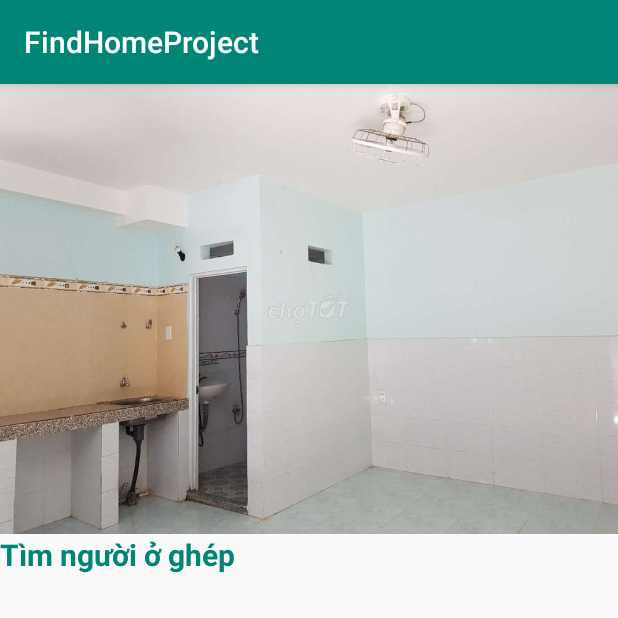
After one commit to ledutu/FindHomeProject, an Android app: the DetailMotel screen opened directly, with no data from a screen before it, on a phone screen of 412 x 824 dp, the top half of it. The commit adds this screen. Run offline under Robolectric (Android 15) with nearby library versions, the phone set to English and light mode, and no system bars.

Commit message:
commit another file 123sd

```diff
--- /dev/null
+++ b/app/src/main/java/com/example/findhomeproject/intents/DetailMotel.java
@@ -0,0 +1,36 @@
+package com.example.findhomeproject.intents;
+
+import androidx.appcompat.app.AppCompatActivity;
+
+import android.content.Intent;
+import android.os.Bundle;
+import android.widget.ImageView;
+import android.widget.TextView;
+
+import com.example.findhomeproject.R;
+import com.example.findhomeproject.modelForMotel.MotelNews;
+
+public class DetailMotel extends AppCompatActivity {
+
+    ImageView imgImage;
+    TextView txtContent, txtTitle;
+
+
+    @Override
+    protected void onCreate(Bundle savedInstanceState) {
+        super.onCreate(savedInstanceState);
+        setContentView(R.layout.activity_detail_motel);
+        addControls();
+        addEvents();
+
+    }
+
+    private void addControls() {
+        Intent intent = getIntent();
+    }
+
+
+    private void addEvents() {
+
+    }
+}
--- a/app/src/main/java/com/example/findhomeproject/ui/home/HomeFragment.java
+++ b/app/src/main/java/com/example/findhomeproject/ui/home/HomeFragment.java
@@ -5,9 +5,6 @@ import android.os.Bundle;
 import android.view.LayoutInflater;
 import android.view.View;
 import android.view.ViewGroup;
-import android.widget.Button;
-import android.widget.EditText;
-import android.widget.GridView;
 import android.widget.ListView;
 import android.widget.TextView;
 
--- /dev/null
+++ b/app/src/main/res/layout/activity_detail_motel.xml
@@ -0,0 +1,30 @@
+<?xml version="1.0" encoding="utf-8"?>
+<ScrollView xmlns:android="http://schemas.android.com/apk/res/android"
+    xmlns:app="http://schemas.android.com/apk/res-auto"
+    xmlns:tools="http://schemas.android.com/tools"
+    android:layout_width="match_parent"
+    android:layout_height="match_parent"
+    tools:context=".intents.DetailMotel"
+    android:orientation="vertical">
+    <LinearLayout
+        android:layout_width="match_parent"
+        android:layout_height="match_parent"
+        android:orientation="vertical">
+        <ImageView
+            android:layout_width="match_parent"
+            android:layout_height="300dp"
+            android:src="@drawable/image1"
+            android:scaleType="centerCrop"
+            android:id="@+id/imgDetailMotelImage"/>
+        <TextView
+            android:layout_width="match_parent"
+            android:layout_height="wrap_content"
+            android:text="Tìm người ở ghép"
+            android:textStyle="bold"
+            android:textSize="20dp"
+            android:textColor="@color/colorPrimary"
+            android:id="@+id/txtDetailMotelName"/>
+    </LinearLayout>
+
+
+</ScrollView>
```
Also changed, not shown: app/src/main/java/com/example/findhomeproject/adapter/HistorySearchAdapter.java (added, +41 -0 lines), app/src/main/java/com/example/findhomeproject/intents/DetailSearch.java (added, +16 -0 lines), app/src/main/res/drawable/ic_favourite_black_24px.xml (added, +9 -0 lines), app/src/main/res/drawable/ic_seach_black_24px.xml (added, +9 -0 lines), app/src/main/res/layout/activity_detail_search.xml (added, +9 -0 lines), app/src/main/res/layout/item_history_search.xml (added, +15 -0 lines), app/src/main/res/drawable/image1.jpg (added), app/src/main/res/drawable/image2.jpg (added), app/src/main/res/drawable/image3.jpg (added), app/src/main/res/drawable/image4.jpg (added), app/src/main/res/drawable/image5.jpg (added), app/src/main/res/drawable/image6.jpg (added), 1 other file.
